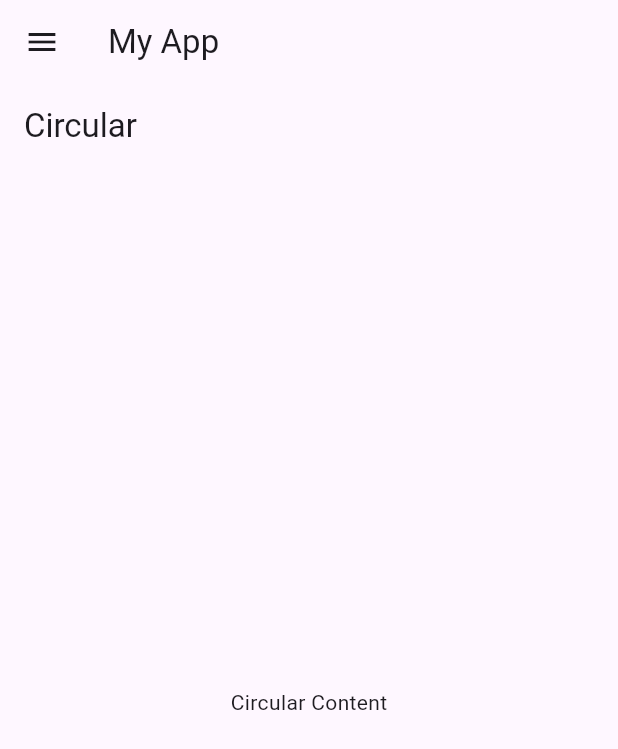
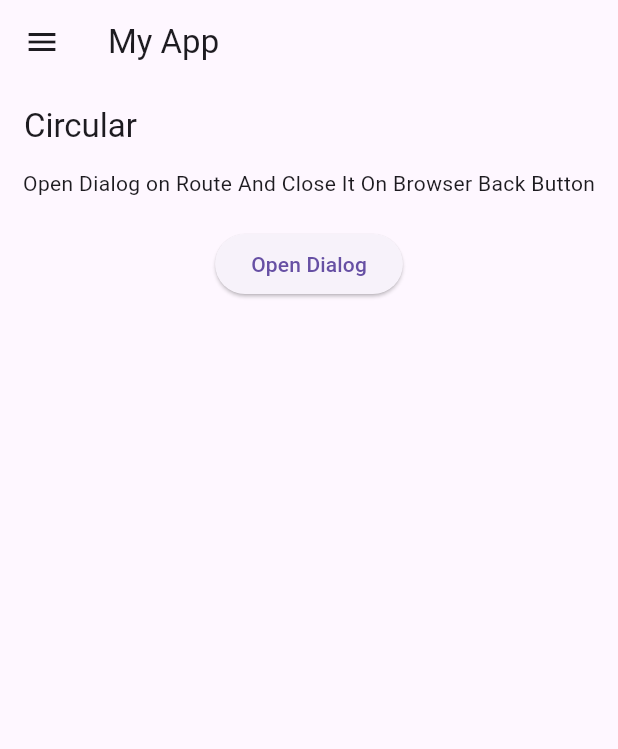
Before and after one commit to kirannonstop/go_router_breadcrums, a Flutter app: the Circular screen opened by its route, on a phone screen of 412 x 824 dp. Shown: the top 749 px of the screen. Run offline on Flutter 3.47's test engine with Material 3 defaults, Android fonts, the phone set to English and light mode, and no system bars; our stand-ins replace go_router.

Commit message:
feat : dialog added as a route

```diff
--- a/lib/circular.dart
+++ b/lib/circular.dart
@@ -1,13 +1,27 @@
 import 'package:flutter/material.dart';
+import 'package:go_router/go_router.dart';
 
 class Circular extends StatelessWidget {
-  const Circular({super.key}) ;
+  const Circular({super.key});
 
   @override
   Widget build(BuildContext context) {
     return Scaffold(
       appBar: AppBar(title: const Text("Circular")),
-      body: const Center(child: Text("Circular Content")),
+      body: Column(
+        children: [
+          const Center(
+              child: Text(
+                  "Open Dialog on Route And Close It On Browser Back Button")),
+          const SizedBox(height: 20),
+          ElevatedButton(
+            onPressed: () {
+              context.go('/dashboard/circular/dialog');
+            },
+            child: const Text("Open Dialog"),
+          ),
+        ],
+      ),
     );
   }
 }
--- /dev/null
+++ b/lib/extensions.dart
@@ -0,0 +1,6 @@
+import 'package:flutter/material.dart';
+
+extension SizeExtension on BuildContext {
+  double get width => MediaQuery.of(this).size.width;
+  double get height => MediaQuery.of(this).size.height;
+}
--- a/lib/router.dart
+++ b/lib/router.dart
@@ -2,6 +2,9 @@ import 'package:go_router/go_router.dart';
 import 'package:go_router_demo/circular.dart';
 import 'package:go_router_demo/contact_us.dart';
 import 'package:go_router_demo/dashboard_page.dart';
+import 'package:go_router_demo/dialog_as_a_route.dart';
+import 'package:go_router_demo/dialog_as_page.dart';
+import 'package:go_router_demo/extensions.dart';
 import 'package:go_router_demo/homework.dart';
 import 'package:go_router_demo/layout.dart';
 import 'package:go_router_demo/message.dart';
@@ -30,6 +33,17 @@ final GoRouter router = GoRouter(
         GoRoute(
           path: '/dashboard/circular',
           builder: (context, state) => const Circular(),
+          routes: [
+            //dialog route
+            GoRoute(
+              path: '/dialog',
+              pageBuilder: (context, state) =>  DialogPage(
+                width: context.width * 0.3,
+                height: context.height * 0.3,
+                builder: (context) =>  const DialogAsARoute(),
+              ),
+            )
+          ]
         ),
       ],
     ),
```
Also changed, not shown: lib/dialog_as_a_route.dart (added, +26 -0 lines), lib/dialog_as_page.dart (added, +58 -0 lines).
